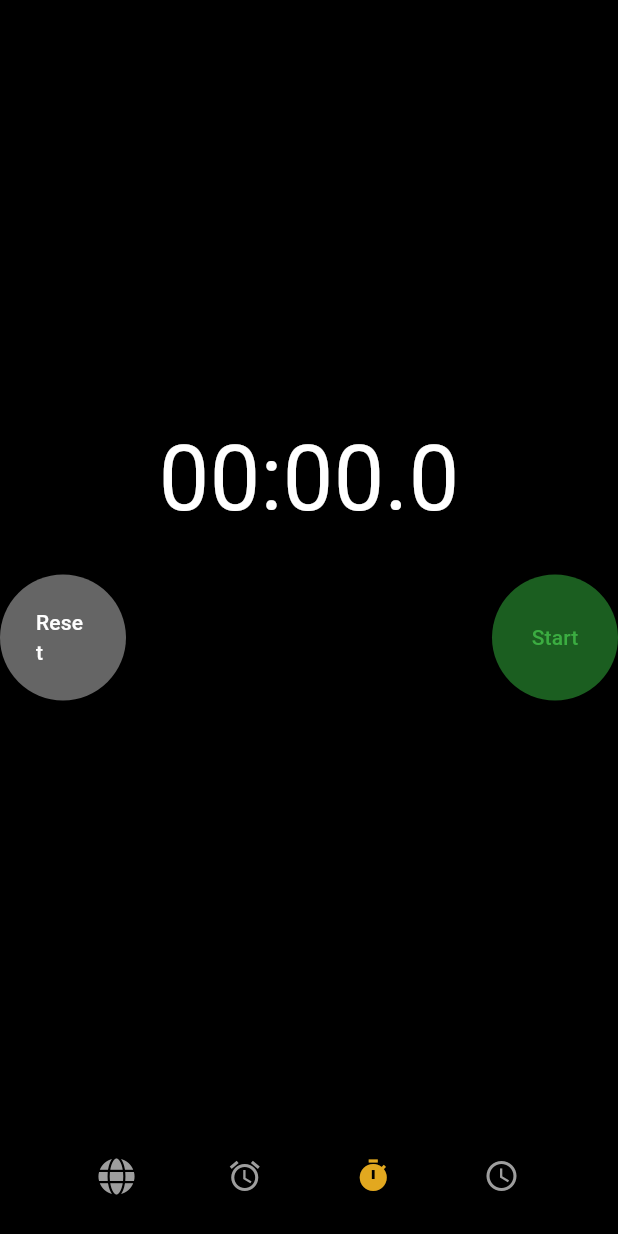
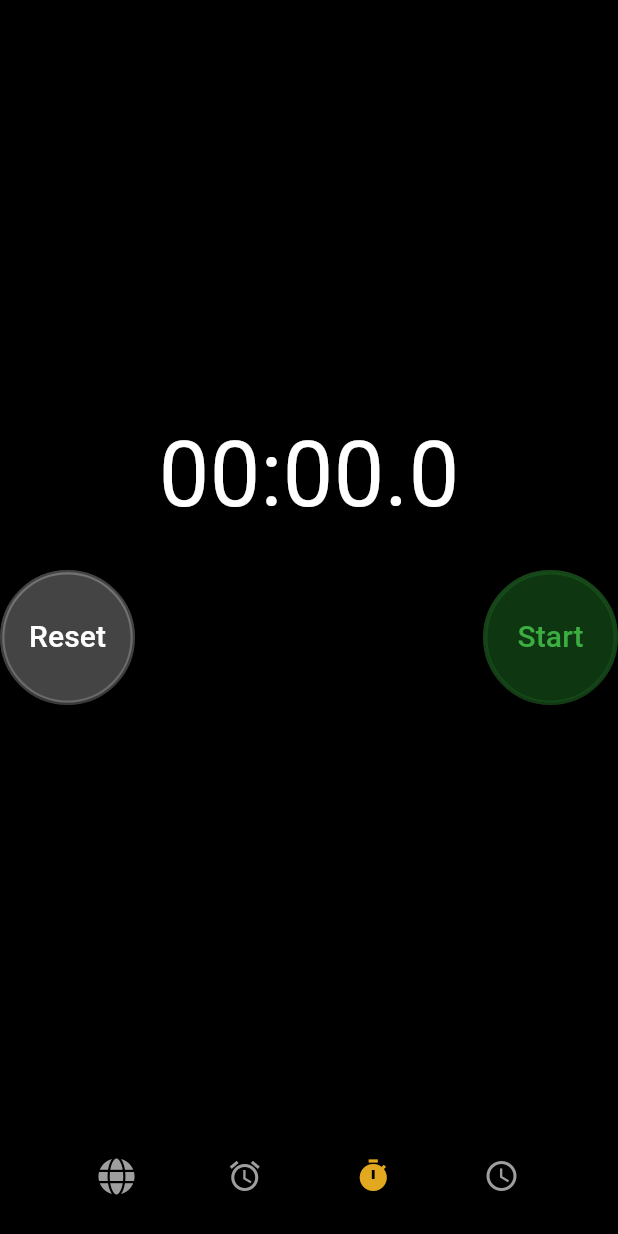
Before and after one commit to muhammadharoon26/Apple-Alarm-App-Clone-Project, a Flutter app: the screen it shows after launch, swiped to page 3, on a phone screen of 412 x 824 dp. Run offline on Flutter 3.47's test engine with Material 3 defaults, Android fonts, the light colour scheme and no system bars; our stand-ins replace font_awesome_flutter.

Commit message:
"Refactored Stopwatch UI: updated button styles, sizes, and layouts"

```diff
--- a/apple_clone_alarm_project/lib/stopwatch.dart
+++ b/apple_clone_alarm_project/lib/stopwatch.dart
@@ -1,7 +1,8 @@
 import 'dart:async';
 import 'package:flutter/material.dart';
+
 void main() {
-  runApp(const MyStopwatch());
+  runApp(const StopWatchPage());
 }
 
 class StopWatchPage extends StatelessWidget {
@@ -77,15 +78,13 @@ class _MyStopwatchState extends State<MyStopwatch> {
   final Stopwatch _stopwatch = Stopwatch();
   late Duration _elapsedTime;
   late String _elapsedTimeString;
-  late Timer? _timer;
+  Timer? _timer;
 
   @override
   void initState() {
     super.initState();
-
     _elapsedTime = Duration.zero;
     _elapsedTimeString = _formatElapsedTime(_elapsedTime);
-
     _startTimer();
   }
 
@@ -146,37 +145,69 @@ class _MyStopwatchState extends State<MyStopwatch> {
               mainAxisAlignment: MainAxisAlignment.spaceBetween,
               children: [
                 SizedBox(
-                  width: 84,
-                  height: 84,
-                child:ElevatedButton(
+                  width: 90,
+                  height: 90,
+                  child: Stack(alignment: Alignment.center, children: [
+                    Container(width: 90, height: 90, decoration: BoxDecoration(
+                      shape:BoxShape.circle,
+                      border: Border.all(color: const Color.fromARGB(71, 245, 245, 245),width: 3)
+                    ),),
+                    ElevatedButton(
                       onPressed: _resetStopwatch,
-                  style: ButtonStyle(
-                    backgroundColor: WidgetStateProperty.all(
-                      const Color.fromARGB(105, 245, 245, 245),
-                    ),
+                      style: ElevatedButton.styleFrom(
+                        backgroundColor:
+                          const Color.fromARGB(71, 245, 245, 245),
+                        padding: EdgeInsets.zero,
+                          minimumSize: Size(87, 87),
+                          maximumSize: Size(87, 87),
+                          shape: const CircleBorder(),
                       ),
                       child: const Text(
                         'Reset',
-                    style: TextStyle(color: Colors.white,fontSize: 14),
+                        style: TextStyle(color: Colors.white, fontSize: 20),
                       ),
-                ),),
+                    ),
+                  ]),
+                ),
                 SizedBox(
-                  width: 84,
-                  height: 84,
-                  child: ElevatedButton(
+                  width: 90,
+                  height: 90,
+                  child: Stack(
+                    alignment: Alignment.center,
+                    children: [
+                      // Outermost outline
+                      Container(
+                        width: 90,
+                        height: 90,
+                        decoration: BoxDecoration(
+                          // borderRadius: const BorderRadius.all(Radius.circular(15.0)),
+                          shape: BoxShape.circle,
+                          border: Border.all(
+                            color: Color.fromARGB(100, 59, 173, 65),
+                            width: 3,
+                          ),
+                        ),
+                      ),
+                      // Main button with innermost outline
+                      ElevatedButton(
                         onPressed: _startStopwatch,
-                    style: ButtonStyle(
-                      backgroundColor: WidgetStateProperty.all(
-                        Colors.green.shade900,
-                      )
+                        style: ElevatedButton.styleFrom(
+                          backgroundColor:
+                              const Color.fromARGB(170, 21, 81, 25),
+                          padding: EdgeInsets.zero,
+                          minimumSize: Size(87, 87),
+                          maximumSize: Size(87, 87),
+                          shape: const CircleBorder(),
                         ),
                         child: Text(
                           _stopwatch.isRunning ? 'Stop' : 'Start',
                           style: const TextStyle(
                             color: Color.fromARGB(255, 59, 173, 65),
-                        fontSize: 14
+                            fontSize: 20,
                           ),
                         ),
+                      ),
+                    ],
                   ),
                 ),
               ],
```
Lines whose indentation alone changed are shown as unchanged.
